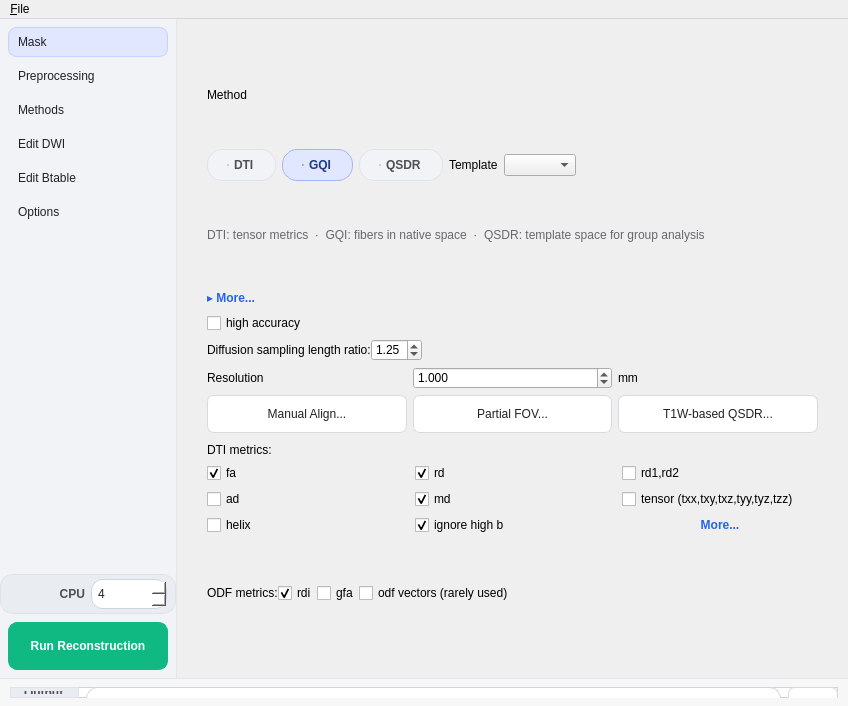
Old version of the form reconstruction/reconstruction_window.ui in the repository frankyeh/DSI-Studio.
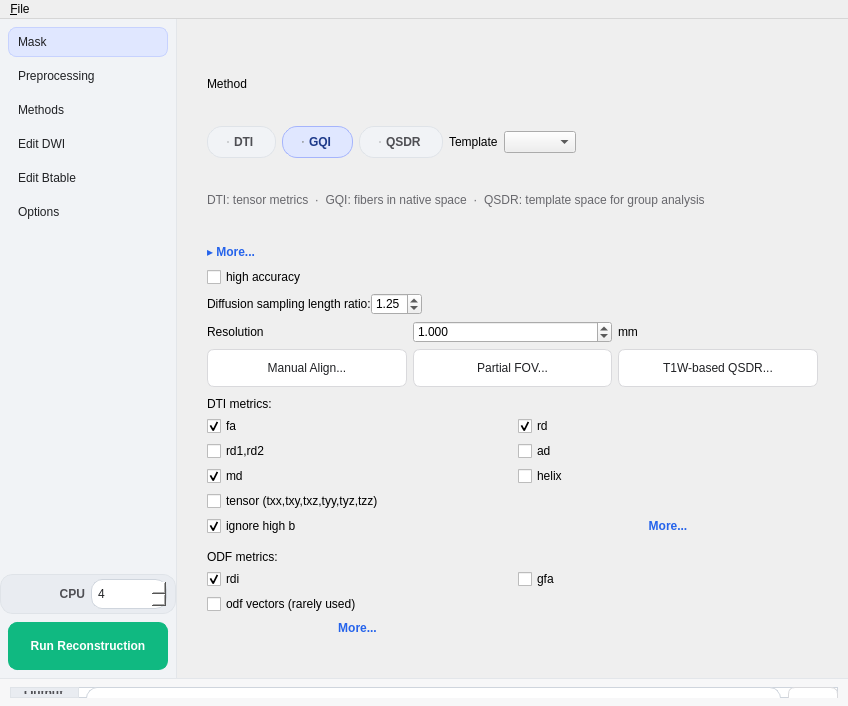
New version of the form. The open tabs and pages were chosen to show the change. Icons and pictures are not drawn.

Commit message: Use compact two-column metric checkboxes and preserve advanced ODF metrics access

Diff of the .ui file:
```diff
--- a/reconstruction/reconstruction_window.ui
+++ b/reconstruction/reconstruction_window.ui
@@ -55,8 +55,8 @@
 QWidget#mask_edit QPushButton, QFrame#image_group QPushButton, QFrame#signal_group QPushButton, QFrame#correction_group QPushButton, QFrame#btable_orient_group QPushButton { background-color: #f4f4f5; min-height: 22px; }
 QWidget#mask_edit QPushButton:hover, QFrame#image_group QPushButton:hover, QFrame#signal_group QPushButton:hover, QFrame#correction_group QPushButton:hover, QFrame#btable_orient_group QPushButton:hover { background-color: #e9e9eb; border-color: #c8c8cc; }
 QStackedWidget#pages QPushButton#from_template, QStackedWidget#pages QPushButton#from_unet, QStackedWidget#pages QPushButton#load_mask, QStackedWidget#pages QPushButton#save_mask { font-weight: bold; }
-QStackedWidget#pages QPushButton#edit_mask, QStackedWidget#pages QPushButton#more_outputs { color: #2563eb; background-color: transparent; border: 0px; min-height: 0px; padding: 2px 0px; font-weight: bold; }
-QStackedWidget#pages QPushButton#edit_mask:hover, QStackedWidget#pages QPushButton#more_outputs:hover { color: #1e40af; }
+QStackedWidget#pages QPushButton#edit_mask, QStackedWidget#pages QPushButton#more_outputs, QStackedWidget#pages QPushButton#more_odf_outputs { color: #2563eb; background-color: transparent; border: 0px; min-height: 0px; padding: 2px 0px; font-weight: bold; }
+QStackedWidget#pages QPushButton#edit_mask:hover, QStackedWidget#pages QPushButton#more_outputs:hover, QStackedWidget#pages QPushButton#more_odf_outputs:hover { color: #1e40af; }
 QFrame#sidebar QPushButton#doDTI { color: #ffffff; background-color: #10b981; border: 1px solid #10b981; border-radius: 9px; padding: 7px 3px; min-height: 30px; font-weight: bold; }
 QFrame#sidebar QPushButton#doDTI:hover { background-color: #059669; border-color: #059669; }
 QFrame#sidebar QPushButton#doDTI:pressed { background-color: #047857; }
@@ -70,7 +70,7 @@
 QStackedWidget#pages QFrame[card="true"] { background-color: #ffffff; border: 1px solid #dddddf; border-top: 4px solid #0ea5e9; border-radius: 9px; }
 QFrame#method_group, QFrame#volume_group, QFrame#btable_check_group, QFrame#performance_group { border-top-color: #10b981; }
 QFrame#hist_param_group, QFrame#image_group, QFrame#qc_card, QFrame#btable_orient_group, QFrame#groupBox { border-top-color: #f59e0b; }
-QFrame#signal_group, QFrame#testing_group { border-top-color: #8b5cf6; }
+QFrame#signal_group { border-top-color: #8b5cf6; }
 QFrame#correction_group { border-top-color: #ef4444; }
 QFrame#fsl_group { border-top-color: #2563eb; }
 QFrame#btable_regenerate_group { border-top-color: #10b981; }
@@ -915,7 +915,7 @@
                     </item>
                    </layout>
                   </widget></item></layout></widget></item>
-                <item><widget class="QWidget" name="DTI_metrics"><layout class="QGridLayout" name="DTI_metrics_grid"><property name="horizontalSpacing"><number>12</number></property><property name="verticalSpacing"><number>6</number></property><property name="leftMargin"><number>0</number></property><property name="topMargin"><number>4</number></property><property name="rightMargin"><number>0</number></property><property name="bottomMargin"><number>4</number></property><item row="0" column="0" colspan="3"><widget class="QLabel" name="label_8">
+                <item><widget class="QWidget" name="DTI_metrics"><layout class="QGridLayout" name="DTI_metrics_grid"><property name="horizontalSpacing"><number>10</number></property><property name="verticalSpacing"><number>5</number></property><property name="leftMargin"><number>0</number></property><property name="topMargin"><number>4</number></property><property name="rightMargin"><number>0</number></property><property name="bottomMargin"><number>4</number></property><item row="0" column="0" colspan="2"><widget class="QLabel" name="label_8">
                      <property name="text">
                       <string>DTI metrics:</string>
                      </property>
@@ -945,7 +945,7 @@
                      <property name="checked">
                       <bool>true</bool>
                      </property>
-                    </widget></item><item row="1" column="2"><widget class="QCheckBox" name="output_rd12">
+                    </widget></item><item row="2" column="0"><widget class="QCheckBox" name="output_rd12">
                      <property name="toolTip">
                       <string>rd1,rd2</string>
                      </property>
@@ -955,14 +955,14 @@
                      <property name="text">
                       <string>rd1,rd2</string>
                      </property>
-                    </widget></item><item row="2" column="0"><widget class="QCheckBox" name="output_ad">
+                    </widget></item><item row="2" column="1"><widget class="QCheckBox" name="output_ad">
                      <property name="statusTip">
                       <string>ad</string>
                      </property>
                      <property name="text">
                       <string>ad</string>
                      </property>
-                    </widget></item><item row="2" column="1"><widget class="QCheckBox" name="output_md">
+                    </widget></item><item row="3" column="0"><widget class="QCheckBox" name="output_md">
                      <property name="toolTip">
                       <string>md</string>
                      </property>
@@ -975,7 +975,14 @@
                      <property name="checked">
                       <bool>true</bool>
                      </property>
-                    </widget></item><item row="2" column="2"><widget class="QCheckBox" name="output_tensor">
+                    </widget></item><item row="3" column="1"><widget class="QCheckBox" name="output_helix">
+                     <property name="statusTip">
+                      <string>helix</string>
+                     </property>
+                     <property name="text">
+                      <string>helix</string>
+                     </property>
+                    </widget></item><item row="4" column="0" colspan="2"><widget class="QCheckBox" name="output_tensor">
                      <property name="toolTip">
                       <string>tensor</string>
                      </property>
@@ -985,14 +992,7 @@
                      <property name="text">
                       <string>tensor (txx,txy,txz,tyy,tyz,tzz)</string>
                      </property>
-                    </widget></item><item row="3" column="0"><widget class="QCheckBox" name="output_helix">
-                     <property name="statusTip">
-                      <string>helix</string>
-                     </property>
-                     <property name="text">
-                      <string>helix</string>
-                     </property>
-                    </widget></item><item row="3" column="1"><widget class="QCheckBox" name="dti_ignore_high_b">
+                    </widget></item><item row="5" column="0"><widget class="QCheckBox" name="dti_ignore_high_b">
                      <property name="toolTip">
                       <string>Calculate tensor-based metrics using DWI lower than 1750 s/mm2</string>
                      </property>
@@ -1005,7 +1005,7 @@
                      <property name="checked">
                       <bool>true</bool>
                      </property>
-                    </widget></item><item row="3" column="2"><widget class="QPushButton" name="more_outputs">
+                    </widget></item><item row="5" column="1"><widget class="QPushButton" name="more_outputs">
                      <property name="text">
                       <string>More...</string>
                      </property>
@@ -1019,32 +1019,11 @@
                        <height>16</height>
                       </size>
                      </property>
-                    </widget></item></layout></widget></item><item><widget class="QWidget" name="ODF_metrics" native="true">
-                     <layout class="QHBoxLayout" name="horizontalLayout_13">
-                      <property name="spacing">
-                       <number>0</number>
-                      </property>
-                      <property name="leftMargin">
-                       <number>0</number>
-                      </property>
-                      <property name="topMargin">
-                       <number>0</number>
-                      </property>
-                      <property name="rightMargin">
-                       <number>0</number>
-                      </property>
-                      <property name="bottomMargin">
-                       <number>0</number>
-                      </property>
-                      <item>
-                       <widget class="QLabel" name="label_10">
+                    </widget></item></layout></widget></item><item><widget class="QWidget" name="ODF_metrics"><layout class="QGridLayout" name="horizontalLayout_13"><property name="horizontalSpacing"><number>10</number></property><property name="verticalSpacing"><number>5</number></property><property name="leftMargin"><number>0</number></property><property name="topMargin"><number>4</number></property><property name="rightMargin"><number>0</number></property><property name="bottomMargin"><number>4</number></property><item row="0" column="0" colspan="2"><widget class="QLabel" name="label_10">
                         <property name="text">
                          <string>ODF metrics:</string>
                         </property>
-                       </widget>
-                      </item>
-                      <item>
-                       <widget class="QCheckBox" name="output_rdi">
+                       </widget></item><item row="1" column="0"><widget class="QCheckBox" name="output_rdi">
                         <property name="statusTip">
                          <string>rdi</string>
                         </property>
@@ -1054,43 +1033,21 @@
                         <property name="checked">
                          <bool>true</bool>
                         </property>
-                       </widget>
-                      </item>
-                      <item>
-                       <widget class="QCheckBox" name="output_gfa">
+                       </widget></item><item row="1" column="1"><widget class="QCheckBox" name="output_gfa">
                         <property name="statusTip">
                          <string>gfa</string>
                         </property>
                         <property name="text">
                          <string>gfa</string>
                         </property>
-                       </widget>
-                      </item>
-                      <item>
-                       <widget class="QCheckBox" name="output_odf">
+                       </widget></item><item row="2" column="0" colspan="2"><widget class="QCheckBox" name="output_odf">
                         <property name="statusTip">
                          <string>odf</string>
                         </property>
                         <property name="text">
                          <string>odf vectors (rarely used)</string>
                         </property>
-                       </widget>
-                      </item>
-                      <item>
-                       <spacer name="horizontalSpacer">
-                        <property name="orientation">
-                         <enum>Qt::Horizontal</enum>
-                        </property>
-                        <property name="sizeHint" stdset="0">
-                         <size>
-                          <width>40</width>
-                          <height>20</height>
-                         </size>
-                        </property>
-                       </spacer>
-                      </item>
-                     </layout>
-                    </widget></item></layout>
+                       </widget></item><item row="3" column="0"><widget class="QPushButton" name="more_odf_outputs"><property name="text"><string>More...</string></property><property name="flat"><bool>true</bool></property></widget></item></layout></widget></item></layout>
                </widget></item><item><spacer name="methods_spacer"><property name="orientation"><enum>Qt::Vertical</enum></property></spacer></item></layout></widget></widget></item></layout></widget>
 <widget class="QWidget" name="inspect_page">
          <layout class="QVBoxLayout" name="inspect_layout" stretch="0,1">
```
